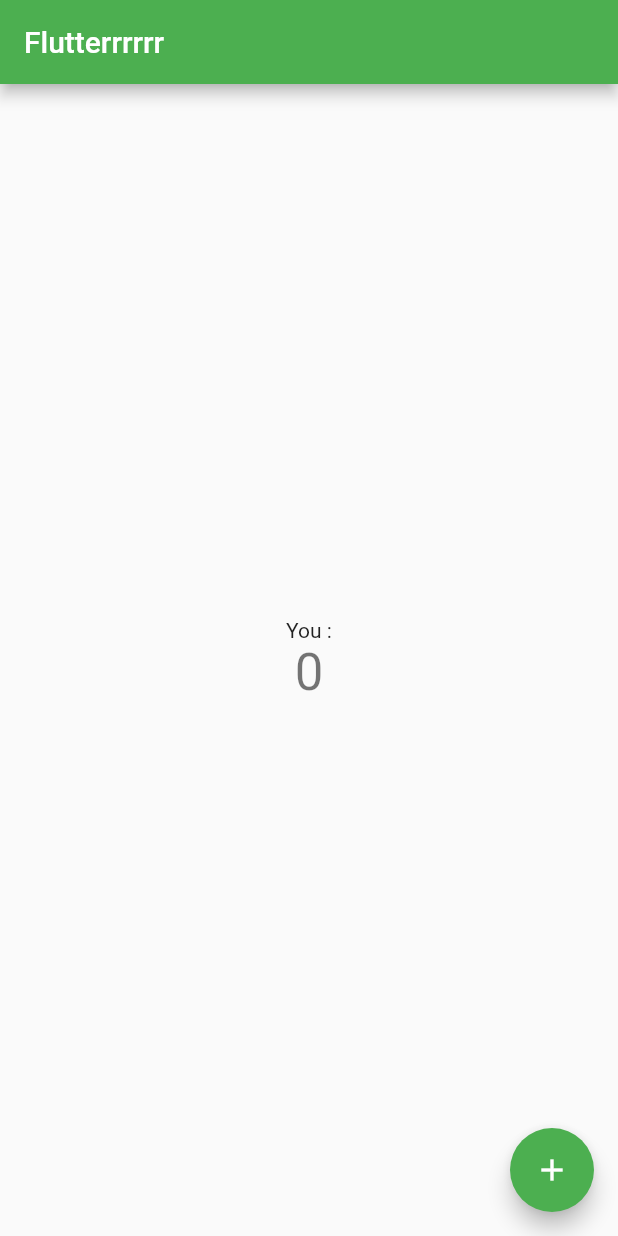
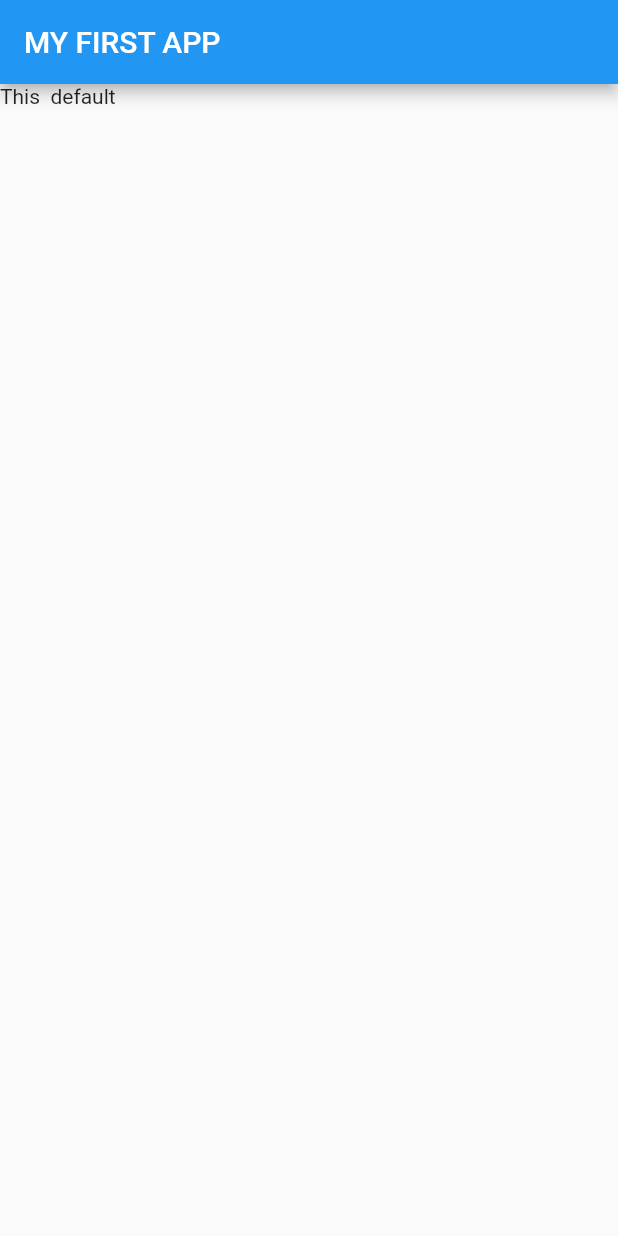
Before and after one commit to hammad0110/portfolioApp, a Flutter app: the screen it shows after launch, on a phone screen of 412 x 824 dp. Run offline on Flutter 3.47's test engine with Material 2 defaults, Android fonts, the phone set to English and light mode, and no system bars.

Commit message:
Update main.dart

```diff
--- a/portfolio1/lib/main.dart
+++ b/portfolio1/lib/main.dart
@@ -1,115 +1,18 @@
 import 'package:flutter/material.dart';
 
 void main() {
-  runApp(const MyApp());
+  runApp(Myapp());
 }
 
-class MyApp extends StatelessWidget {
-  const MyApp({super.key});
-
-  // This widget is the root of your application.
-  @override
+class Myapp extends StatelessWidget {
   Widget build(BuildContext context) {
     return MaterialApp(
-      title: 'Flutterrrr',
-      theme: ThemeData(
-        // This is the theme of your application.
-        //
-        // Try running your application with "flutter run". You'll see the
-        // application has a blue toolbar. Then, without quitting the app, try
-        // changing the primarySwatch below to Colors.green and then invoke
-        // "hot reload" (press "r" in the console where you ran "flutter run",
-        // or simply save your changes to "hot reload" in a Flutter IDE).
-        // Notice that the counter didn't reset back to zero; the application
-        // is not restarted.
-        primarySwatch: Colors.green,
+      home: Scaffold(
+        appBar: AppBar(
+          title: Text('MY FIRST APP'),
+        ),
+        body: Text('This  default'),
       ),
-      home: const MyHomePage(title: 'Flutterrrrrr'),
     );
   }
 }
-
-class MyHomePage extends StatefulWidget {
-  const MyHomePage({super.key, required this.title});
-
-  // This widget is the home page of your application. It is stateful, meaning
-  // that it has a State object (defined below) that contains fields that affect
-  // how it looks.
-
-  // This class is the configuration for the state. It holds the values (in this
-  // case the title) provided by the parent (in this case the App widget) and
-  // used by the build method of the State. Fields in a Widget subclass are
-  // always marked "final".
-
-  final String title;
-
-  @override
-  State<MyHomePage> createState() => _MyHomePageState();
-}
-
-class _MyHomePageState extends State<MyHomePage> {
-  int _counter = 0;
-
-  void _incrementCounter() {
-    setState(() {
-      // This call to setState tells the Flutter framework that something has
-      // changed in this State, which causes it to rerun the build method below
-      // so that the display can reflect the updated values. If we changed
-      // _counter without calling setState(), then the build method would not be
-      // called again, and so nothing would appear to happen.
-      _counter++;
-    });
-  }
-
-  @override
-  Widget build(BuildContext context) {
-    // This method is rerun every time setState is called, for instance as done
-    // by the _incrementCounter method above.
-    //
-    // The Flutter framework has been optimized to make rerunning build methods
-    // fast, so that you can just rebuild anything that needs updating rather
-    // than having to individually change instances of widgets.
-    return Scaffold(
-      appBar: AppBar(
-        // Here we take the value from the MyHomePage object that was created by
-        // the App.build method, and use it to set our appbar title.
-        title: Text(widget.title),
-      ),
-      body: Center(
-        // Center is a layout widget. It takes a single child and positions it
-        // in the middle of the parent.
-        child: Column(
-          // Column is also a layout widget. It takes a list of children and
-          // arranges them vertically. By default, it sizes itself to fit its
-          // children horizontally, and tries to be as tall as its parent.
-          //
-          // Invoke "debug painting" (press "p" in the console, choose the
-          // "Toggle Debug Paint" action from the Flutter Inspector in Android
-          // Studio, or the "Toggle Debug Paint" command in Visual Studio Code)
-          // to see the wireframe for each widget.
-          //
-          // Column has various properties to control how it sizes itself and
-          // how it positions its children. Here we use mainAxisAlignment to
-          // center the children vertically; the main axis here is the vertical
-          // axis because Columns are vertical (the cross axis would be
-          // horizontal).
-          mainAxisAlignment: MainAxisAlignment.center,
-          children: <Widget>[
-            const Text(
-              'You :',
-            ),
-            Text(
-              '$_counter',
-              style: Theme.of(context).textTheme.headline4,
-            ),
-          ],
-        ),
-      ),
-      floatingActionButton: FloatingActionButton(
-        onPressed: _incrementCounter,
-        tooltip: 'Increment',
-        child: const Icon(Icons.add),
-      ), // This trailing comma makes auto-formatting nicer for build methods.
-    );
-  }
-}
```
